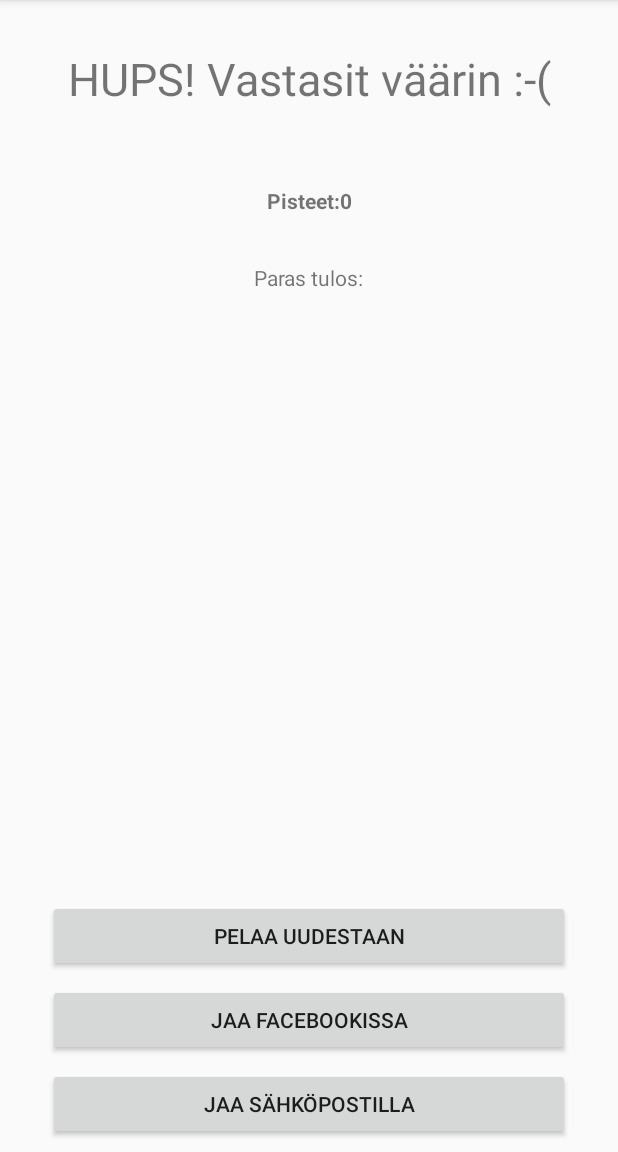
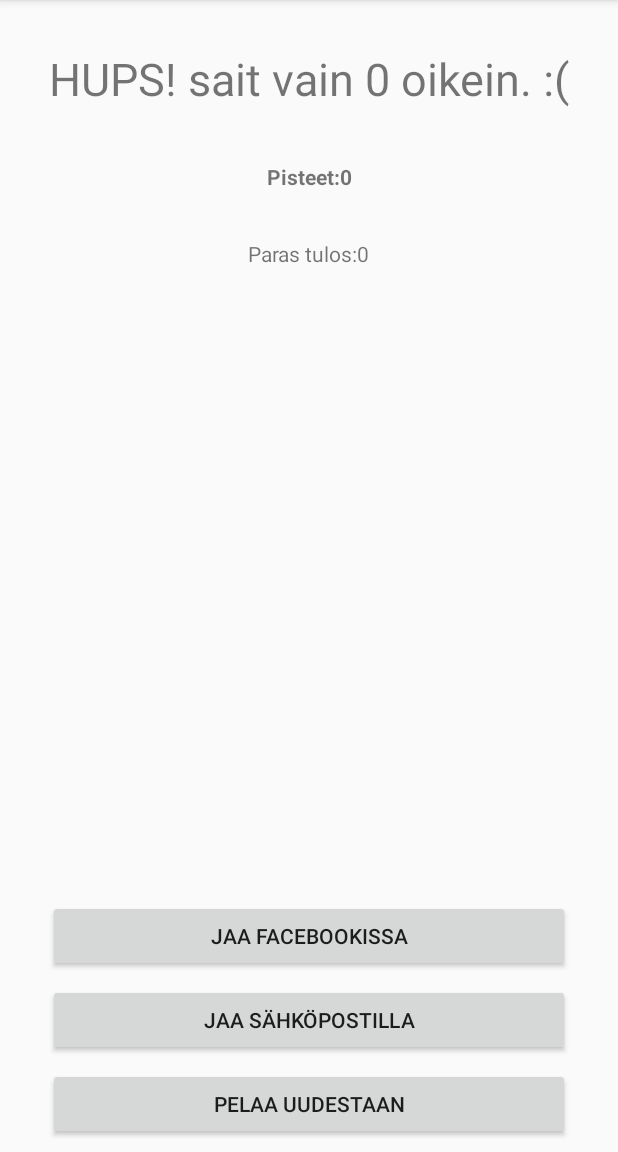
Before and after one commit to lestola/TietoSuojaAndroid, an Android app: the GameOver screen opened directly, with no data from a screen before it, on a phone screen of 412 x 824 dp, the part 84-1236 px from its top. Run offline under Robolectric (Android 15) with nearby library versions, the phone set to English and light mode, and no system bars.

Commit message:
parannuksia game over sivuun yms. korjauksia

```diff
--- a/app/src/main/java/fi/xamk/tietosuoja/GameOver.java
+++ b/app/src/main/java/fi/xamk/tietosuoja/GameOver.java
@@ -1,33 +1,62 @@
 package fi.xamk.tietosuoja;
 
+import android.content.Context;
+import android.content.SharedPreferences;
 import android.os.Bundle;
 import android.support.v7.app.AppCompatActivity;
+import android.widget.Button;
 import android.widget.TextView;
 
 public class GameOver extends AppCompatActivity {
 
 
     private TextView tvScores;
+    private TextView tvHeader;
     private TextView tvSyy;
+    private Button btnShareFacebook;
+    private Button btnShareEmail;
+    private TextView tvHighScore;
 
     @Override
     protected void onCreate(Bundle savedInstanceState) {
         super.onCreate(savedInstanceState);
         setContentView(R.layout.activity_game_over);
+
         //määritellään objektit
         tvScores = (TextView) findViewById(R.id.tvScores);
+        tvHeader = (TextView) findViewById(R.id.tvHeader);
         tvSyy = (TextView) findViewById(R.id.tvSyy);
+        btnShareFacebook = (Button) findViewById(R.id.btnShareFacebook);
+        btnShareEmail = (Button) findViewById(R.id.btnShareEmail);
+        tvHighScore = (TextView) findViewById(R.id.tvHighScore);
 
         //tulostetaan edellisen sivun pisteet
         int scores = getIntent().getIntExtra("pisteet", 0);
         String syy = getIntent().getStringExtra("syy");
+        int round = getIntent().getIntExtra("kierros",0);
         tvScores.setText("Pisteet:" + scores);
         tvSyy.setText(syy);
+
+        //ladataan High Scoret
+        SharedPreferences sharedPref = getSharedPreferences("ScoredTable", Context.MODE_PRIVATE);
+        SharedPreferences.Editor editor = sharedPref.edit();
+        int loadedScores = sharedPref.getInt("HighScore", 0);
+        tvHighScore.setText("Paras tulos:" + loadedScores);
+
+        //jos saatiin hyvät pisteet, annetaan onnittelut!
+        if (round > 9){
+            tvHeader.setText("Onnittelut! Sait " + round + " okein!");
+        }
+        else {
+            tvHeader.setText("HUPS! sait vain " + round + " oikein. :(");
+            btnShareFacebook.setClickable(false);
+            btnShareEmail.setClickable(false);
+        }
 
 
     }
 
     public void ContinuePushed(){
-
+        //TODO tähän pitää tehdä pelin uudelleen aloitus
     }
 }
--- a/app/src/main/java/fi/xamk/tietosuoja/MainActivity.java
+++ b/app/src/main/java/fi/xamk/tietosuoja/MainActivity.java
@@ -19,4 +19,10 @@ public class MainActivity extends AppCompatActivity {
         Intent startNewActivity = new Intent(this, QuestionActivity.class);
         startActivity(startNewActivity);
     }
+
+    public void shareScoresButtonPushed(View view){
+        Intent startNewActivity = new Intent(this, ShareScores.class);
+        startActivity(startNewActivity);
+
+    }
 }
--- a/app/src/main/java/fi/xamk/tietosuoja/QuestionActivity.java
+++ b/app/src/main/java/fi/xamk/tietosuoja/QuestionActivity.java
@@ -48,6 +48,7 @@ public class QuestionActivity extends AppCompatActivity {
     private String incorrectArg;
     private String topic;
     private boolean stopClock = true;
+    private int round = 0;
 
     @Override
     protected void onCreate(Bundle savedInstanceState) {
@@ -67,6 +68,8 @@ public class QuestionActivity extends AppCompatActivity {
         //alustetaan aika 100 prosenttiin
         aika = 100;
         pbTime.setProgress(aika);
+        //alustetaan pelikierros 0
+        round = 0;
 
         //ladataan näytölle ensimmäinen kysymys, että peli pääsee alkamaan
         new JSONTask().execute("http://theordermusic.xyz/JSON/testaus.json");
@@ -109,6 +112,8 @@ public class QuestionActivity extends AppCompatActivity {
         //säädetään aika takaisin 100 prosenttiin
         aika = 100;
         pbTime.setProgress(aika);
+        //lisätään pelikierrokseen 1
+        round++;
     }
 
     public void wrongAnswer(){
@@ -117,6 +122,7 @@ public class QuestionActivity extends AppCompatActivity {
         Intent startNewActivity = new Intent(this, GameOver.class);
         startNewActivity.putExtra("pisteet", scores);
         startNewActivity.putExtra("syy", incorrectArg);
+        startNewActivity.putExtra("kierros", round);
         startActivity(startNewActivity);
 
     }
--- a/app/src/main/java/fi/xamk/tietosuoja/ShareScores.java
+++ b/app/src/main/java/fi/xamk/tietosuoja/ShareScores.java
@@ -1,13 +1,24 @@
 package fi.xamk.tietosuoja;
 
+import android.content.Context;
+import android.content.SharedPreferences;
+import android.os.Bundle;
 import android.support.v7.app.AppCompatActivity;
-import android.os.Bundle;
+import android.widget.TextView;
 
 public class ShareScores extends AppCompatActivity {
+
+    private TextView tvScores;
 
     @Override
     protected void onCreate(Bundle savedInstanceState) {
         super.onCreate(savedInstanceState);
         setContentView(R.layout.activity_share_scores);
+        tvScores = (TextView) findViewById(R.id.tvScores);
+
+        SharedPreferences sharedPref = getSharedPreferences("ScoredTable", Context.MODE_PRIVATE);
+        SharedPreferences.Editor editor = sharedPref.edit();
+        int loadedScores = sharedPref.getInt("HighScore", 0);
+        tvScores.setText("Pisteet:" + loadedScores);
     }
 }
--- a/app/src/main/res/layout/activity_game_over.xml
+++ b/app/src/main/res/layout/activity_game_over.xml
@@ -7,7 +7,7 @@
     tools:context="fi.xamk.tietosuoja.GameOver">
 
     <TextView
-        android:id="@+id/textView3"
+        android:id="@+id/tvHeader"
         android:layout_width="wrap_content"
         android:layout_height="wrap_content"
         android:layout_marginLeft="8dp"
@@ -29,22 +29,25 @@
         app:layout_constraintLeft_toLeftOf="parent"
         android:layout_marginRight="32dp"
         app:layout_constraintRight_toRightOf="parent"
-        android:layout_marginTop="24dp"
-        app:layout_constraintTop_toBottomOf="@+id/textView3" />
+        android:layout_marginTop="8dp"
+        app:layout_constraintBottom_toBottomOf="parent"
+        android:layout_marginBottom="8dp"
+        app:layout_constraintTop_toBottomOf="@+id/tvHeader"
+        app:layout_constraintVertical_bias="0.0" />
 
     <Button
         android:id="@+id/button"
         android:layout_width="0dp"
         android:layout_height="wrap_content"
-        android:layout_marginBottom="8dp"
-        android:layout_marginLeft="32dp"
-        android:layout_marginRight="32dp"
         android:onClick="ContinuePushed"
         android:text="Pelaa uudestaan"
-        app:layout_constraintBottom_toTopOf="@+id/button2"
-        app:layout_constraintHorizontal_bias="0.501"
+        app:layout_constraintBottom_toBottomOf="parent"
+        android:layout_marginBottom="8dp"
+        android:layout_marginRight="32dp"
+        app:layout_constraintRight_toRightOf="parent"
+        android:layout_marginLeft="32dp"
         app:layout_constraintLeft_toLeftOf="parent"
-        app:layout_constraintRight_toRightOf="parent" />
+        app:layout_constraintHorizontal_bias="0.0" />
 
     <TextView
         android:id="@+id/tvScores"
@@ -58,33 +61,33 @@
         app:layout_constraintTop_toBottomOf="@+id/tvSyy" />
 
     <Button
-        android:id="@+id/button2"
+        android:id="@+id/btnShareFacebook"
         android:layout_width="0dp"
         android:layout_height="wrap_content"
+        android:text="Jaa Facebookissa"
         android:layout_marginBottom="8dp"
+        app:layout_constraintBottom_toTopOf="@+id/btnShareEmail"
+        android:layout_marginRight="32dp"
+        app:layout_constraintRight_toRightOf="parent"
         android:layout_marginLeft="32dp"
-        android:layout_marginRight="32dp"
-        android:text="Jaa Facebookissa"
-        app:layout_constraintBottom_toTopOf="@+id/button3"
-        app:layout_constraintHorizontal_bias="0.501"
         app:layout_constraintLeft_toLeftOf="parent"
-        app:layout_constraintRight_toRightOf="parent" />
+        app:layout_constraintHorizontal_bias="0.0" />
 
     <Button
-        android:id="@+id/button3"
+        android:id="@+id/btnShareEmail"
         android:layout_width="0dp"
         android:layout_height="wrap_content"
+        android:text="Jaa sähköpostilla"
         android:layout_marginBottom="8dp"
+        app:layout_constraintBottom_toTopOf="@+id/button"
+        android:layout_marginRight="32dp"
+        app:layout_constraintRight_toRightOf="parent"
         android:layout_marginLeft="32dp"
-        android:layout_marginRight="32dp"
-        android:text="Jaa sähköpostilla"
-        app:layout_constraintBottom_toBottomOf="parent"
-        app:layout_constraintHorizontal_bias="0.498"
         app:layout_constraintLeft_toLeftOf="parent"
-        app:layout_constraintRight_toRightOf="parent" />
+        app:layout_constraintHorizontal_bias="0.0" />
 
     <TextView
-        android:id="@+id/textView5"
+        android:id="@+id/tvHighScore"
         android:layout_width="wrap_content"
         android:layout_height="wrap_content"
         android:layout_marginTop="32dp"
--- a/app/src/main/res/layout/activity_main.xml
+++ b/app/src/main/res/layout/activity_main.xml
@@ -64,6 +64,7 @@
             android:layout_width="match_parent"
             android:layout_height="wrap_content"
             android:layout_weight="1"
+            android:onClick="shareScoresButtonPushed"
             android:text="Jaa paras tulos"
             tools:layout_editor_absoluteX="8dp"
             tools:layout_editor_absoluteY="248dp" />
--- a/app/src/main/res/layout/activity_share_scores.xml
+++ b/app/src/main/res/layout/activity_share_scores.xml
@@ -7,7 +7,7 @@
     tools:context="fi.xamk.tietosuoja.ShareScores">
 
     <TextView
-        android:id="@+id/textView6"
+        android:id="@+id/tvScores"
         android:layout_width="wrap_content"
         android:layout_height="wrap_content"
         android:layout_marginBottom="8dp"
```
